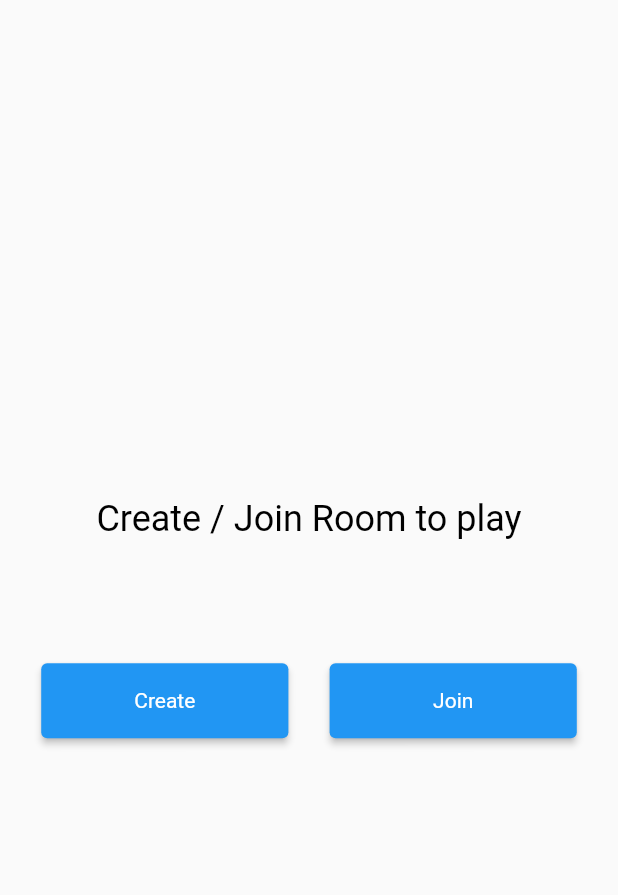
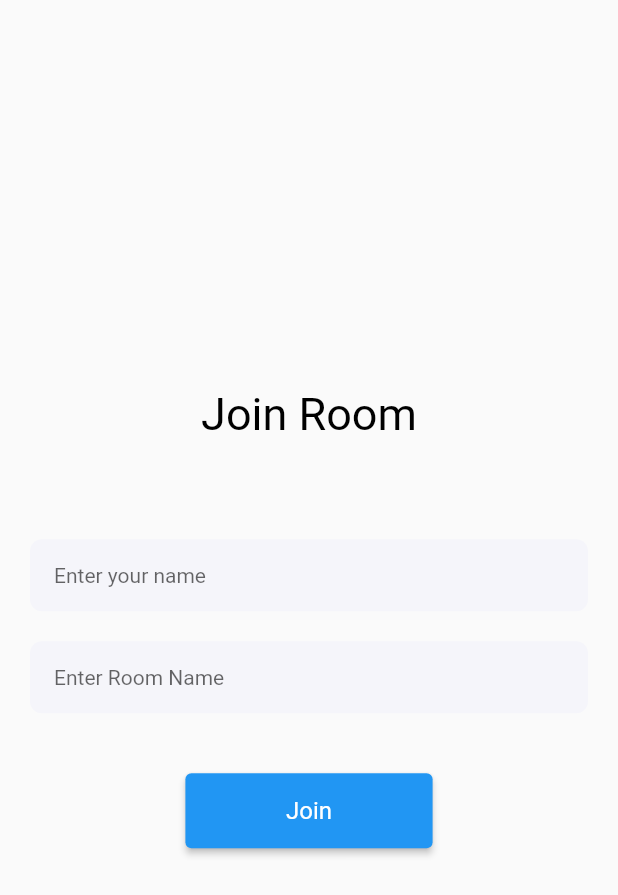
Before and after one commit to omjadhav3714/kribble-flutter, a Flutter app: the screen it shows after launch, after a tap on "Join", on a phone screen of 412 x 824 dp. Shown: the top 895 px of the screen. Run offline on Flutter 3.47's test engine with Material 2 defaults, Android fonts, the phone set to English and light mode, and no system bars.

Commit message:
join room screen added

```diff
--- a/lib/home_screen.dart
+++ b/lib/home_screen.dart
@@ -3,6 +3,7 @@
 import 'package:flutter/material.dart';
 
 import 'create_room_screen.dart';
+import 'join_room_screen.dart';
 
 class HomeScreen extends StatefulWidget {
   const HomeScreen({Key? key}) : super(key: key);
@@ -54,7 +55,11 @@
                 ),
               ),
               ElevatedButton(
-                onPressed: () {},
+                onPressed: () => Navigator.of(context).push(
+                  MaterialPageRoute(
+                    builder: (context) => const JoinRoomScreen(),
+                  ),
+                ),
                 style: ButtonStyle(
                   backgroundColor: MaterialStateProperty.all(Colors.blue),
                   textStyle: MaterialStateProperty.all(
--- /dev/null
+++ b/lib/join_room_screen.dart
@@ -0,0 +1,68 @@
+import 'package:flutter/material.dart';
+import 'widgets/custom_text_field.dart';
+
+class JoinRoomScreen extends StatefulWidget {
+  const JoinRoomScreen({Key? key}) : super(key: key);
+
+  @override
+  State<JoinRoomScreen> createState() => _JoinRoomScreenState();
+}
+
+class _JoinRoomScreenState extends State<JoinRoomScreen> {
+  final TextEditingController _nameController = TextEditingController();
+  final TextEditingController _roomNameController = TextEditingController();
+  @override
+  Widget build(BuildContext context) {
+    return Scaffold(
+      body: Column(
+        mainAxisAlignment: MainAxisAlignment.center,
+        children: [
+          const Text(
+            "Join Room",
+            style: TextStyle(
+              color: Colors.black,
+              fontSize: 30,
+            ),
+          ),
+          SizedBox(
+            height: MediaQuery.of(context).size.height * 0.08,
+          ),
+          Container(
+            margin: const EdgeInsets.symmetric(horizontal: 20),
+            child: CustomTextField(
+              controller: _nameController,
+              hintText: "Enter your name",
+            ),
+          ),
+          const SizedBox(height: 20),
+          Container(
+            margin: const EdgeInsets.symmetric(horizontal: 20),
+            child: CustomTextField(
+              controller: _roomNameController,
+              hintText: "Enter Room Name",
+            ),
+          ),
+          const SizedBox(height: 40),
+          ElevatedButton(
+            onPressed: () {},
+            child: const Text(
+              "Join",
+              style: TextStyle(color: Colors.white, fontSize: 16),
+            ),
+            style: ButtonStyle(
+              backgroundColor: MaterialStateProperty.all(Colors.blue),
+              textStyle: MaterialStateProperty.all(
+                const TextStyle(
+                  color: Colors.white,
+                ),
+              ),
+              minimumSize: MaterialStateProperty.all(
+                Size(MediaQuery.of(context).size.width / 2.5, 50),
+              ),
+            ),
+          ),
+        ],
+      ),
+    );
+  }
+}
```
